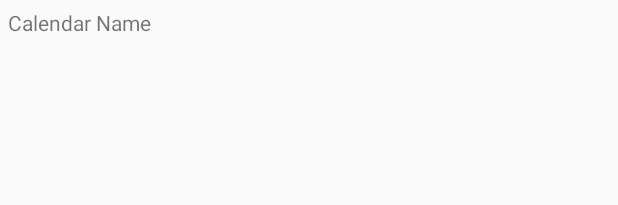
After one commit to hllanes08/Insomnia, an Android app: the layout calendar_item.xml on its own in the app's theme, with its tools: preview values and no code run, on a phone screen of 412 x 824 dp. The commit adds this screen. Shown: the top 205 px of the screen. Run offline under Robolectric (Android 15) with nearby library versions, the phone set to English and light mode, and no system bars.

Commit message:
Retrieve list of calendar from api

```diff
--- a/app/build.gradle
+++ b/app/build.gradle
@@ -32,6 +32,7 @@ dependencies {
     compile "com.android.support:support-annotations:$supportVersion"
     compile 'com.squareup.retrofit2:retrofit:2.0.2'
     compile 'com.squareup.retrofit2:converter-gson:2.0.2'
+    compile 'com.squareup.okhttp3:okhttp:3.8.1'
     compile 'com.github.bumptech.glide:glide:3.7.0'
     testCompile 'junit:junit:4.12'
     compile "org.jetbrains.kotlin:kotlin-stdlib-jre7:$kotlin_version"
--- a/app/src/main/AndroidManifest.xml
+++ b/app/src/main/AndroidManifest.xml
@@ -1,7 +1,7 @@
 <?xml version="1.0" encoding="utf-8"?>
 <manifest xmlns:android="http://schemas.android.com/apk/res/android"
     package="com.insomnia.hllanes.insomnia">
-
+    <uses-permission android:name="android.permission.INTERNET"/>
     <application
         android:allowBackup="true"
         android:icon="@mipmap/ic_launcher"
--- /dev/null
+++ b/app/src/main/res/layout/calendar_item.xml
@@ -0,0 +1,21 @@
+<?xml version="1.0" encoding="utf-8"?>
+<FrameLayout xmlns:android="http://schemas.android.com/apk/res/android"
+    android:orientation="vertical"
+    android:layout_width="match_parent"
+    android:layout_height="90dp">
+   <RelativeLayout
+       android:layout_width="match_parent"
+       android:layout_height="match_parent"
+       android:id="@+id/main_view">
+
+       <TextView
+           android:id="@+id/calendarName"
+           android:layout_width="wrap_content"
+           android:layout_height="wrap_content"
+           android:gravity="center_vertical"
+           android:padding="5dp"
+           android:inputType="textPersonName"
+           android:text="Calendar Name" />
+   </RelativeLayout>
+
+</FrameLayout>
```
Also changed, not shown: app/src/main/java/com/insomnia/hllanes/insomnia/MainActivity.kt (+36 -5 lines), app/src/main/java/com/insomnia/hllanes/insomnia/MainAdapter.kt (added, +39 -0 lines), app/src/main/java/com/insomnia/hllanes/insomnia/api/CalendarApi.kt (added, +20 -0 lines), app/src/main/java/com/insomnia/hllanes/insomnia/api/CalendarRetriever.kt (added, +45 -0 lines), app/src/main/java/com/insomnia/hllanes/insomnia/models/Calendar.kt (added, +11 -0 lines), app/src/main/java/com/insomnia/hllanes/insomnia/models/CalendarList.kt (added, +8 -0 lines), app/src/main/res/layout/activity_main.xml (+4 -9 lines), app/src/main/res/layout/content_main.xml (+0 -8 lines).
